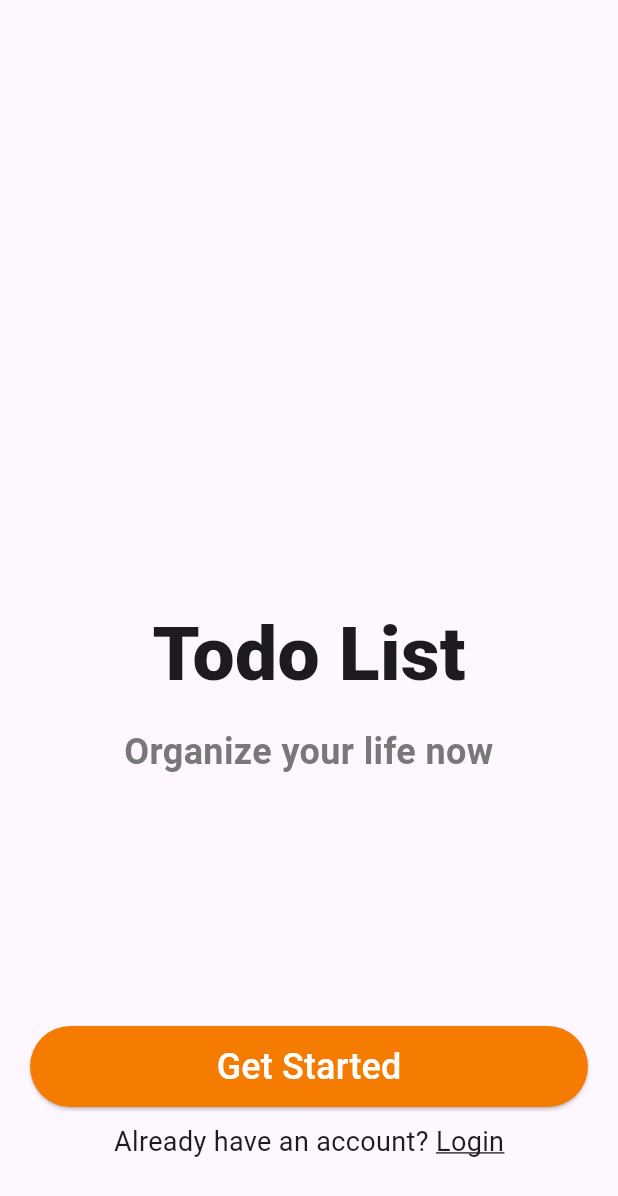
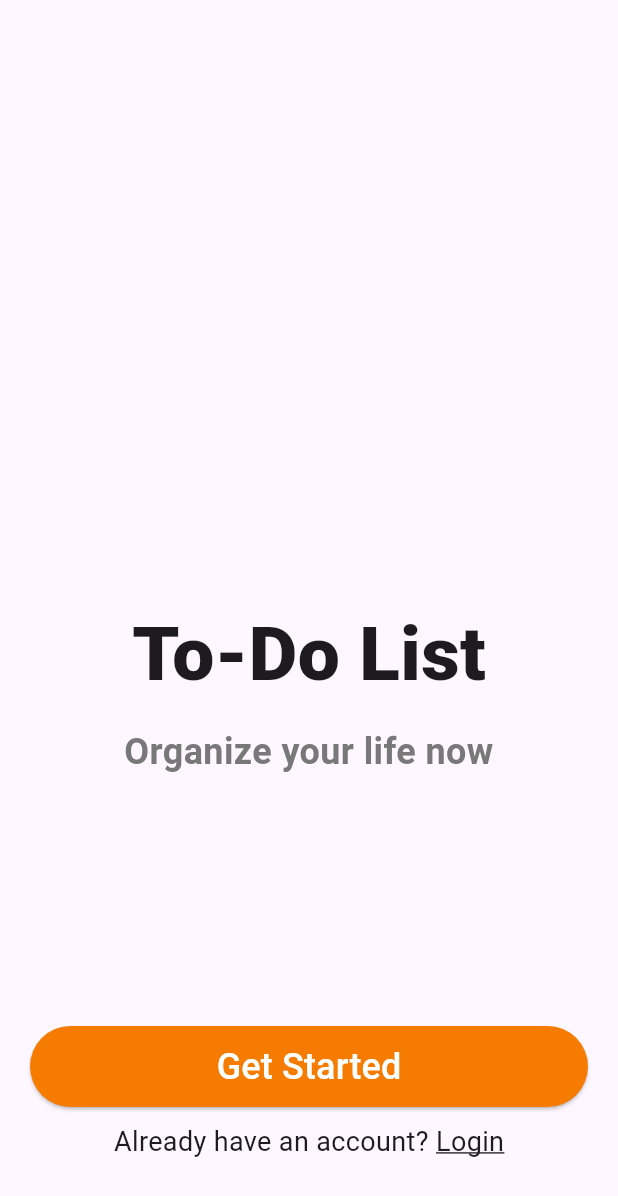
Before and after one commit to bjurd/flutter-todo, a Flutter app: the screen it shows after launch, on a phone screen of 412 x 824 dp. Shown: the top 1196 px of the screen. Run offline on Flutter 3.47's test engine with Material 3 defaults, Android fonts, the phone set to English and light mode, and no system bars; our stand-ins replace firebase_core; accounts and stored records are empty.

Commit message:
Todo -> To-Do

```diff
--- a/lib/welcome.dart
+++ b/lib/welcome.dart
@@ -36,7 +36,7 @@ class Welcome extends StatelessWidget
                     children: [
                       // Headline
                       Text(
-                        "Todo List",
+                        "To-Do List",
 
                         style: TextStyle(
                           fontSize: 50,
```
